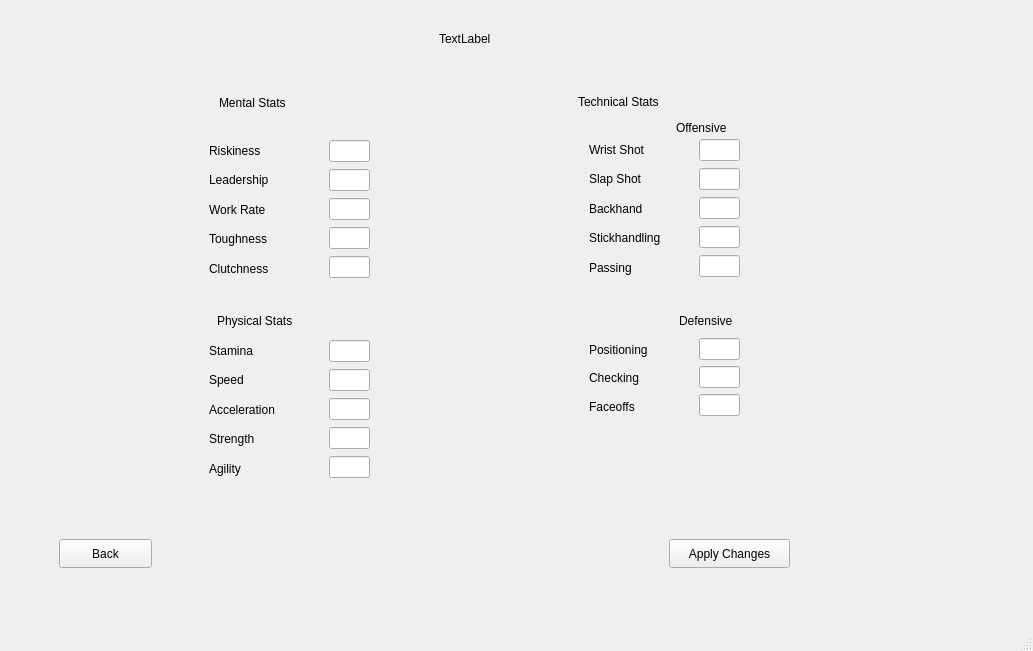
This is mainwindow.ui in msiu7/Hockey-Simulation-Engine as Qt 5 draws it before an edit. The edited form follows.
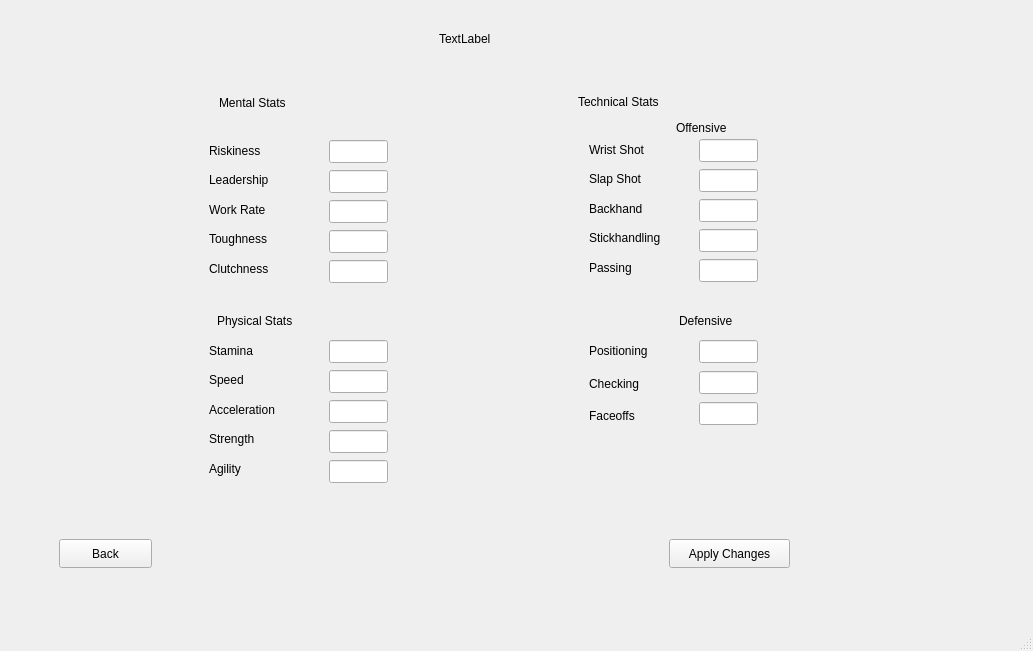
This is the edited form. The open tabs and pages were chosen to show the change.

What changed in the file:
```diff
--- a/mainwindow.ui
+++ b/mainwindow.ui
@@ -601,7 +601,7 @@
             <x>10</x>
             <y>220</y>
             <width>91</width>
-            <height>80</height>
+            <height>91</height>
            </rect>
           </property>
           <layout class="QVBoxLayout" name="verticalLayout_8">
@@ -633,25 +633,90 @@
            <rect>
             <x>120</x>
             <y>20</y>
-            <width>41</width>
-            <height>141</height>
+            <width>63</width>
+            <height>145</height>
            </rect>
           </property>
           <layout class="QVBoxLayout" name="verticalLayout_9">
            <item>
-            <widget class="QLineEdit" name="wristShotEdit"/>
+            <widget class="QLineEdit" name="wristShotEdit">
+             <property name="minimumSize">
+              <size>
+               <width>59</width>
+               <height>23</height>
+              </size>
+             </property>
+             <property name="maximumSize">
+              <size>
+               <width>59</width>
+               <height>23</height>
+              </size>
+             </property>
+            </widget>
            </item>
            <item>
-            <widget class="QLineEdit" name="slapShotEdit"/>
+            <widget class="QLineEdit" name="slapShotEdit">
+             <property name="minimumSize">
+              <size>
+               <width>59</width>
+               <height>23</height>
+              </size>
+             </property>
+             <property name="maximumSize">
+              <size>
+               <width>59</width>
+               <height>23</height>
+              </size>
+             </property>
+            </widget>
            </item>
            <item>
-            <widget class="QLineEdit" name="backhandEdit"/>
+            <widget class="QLineEdit" name="backhandEdit">
+             <property name="minimumSize">
+              <size>
+               <width>59</width>
+               <height>23</height>
+              </size>
+             </property>
+             <property name="maximumSize">
+              <size>
+               <width>59</width>
+               <height>23</height>
+              </size>
+             </property>
+            </widget>
            </item>
            <item>
-            <widget class="QLineEdit" name="stickhandlingEdit"/>
+            <widget class="QLineEdit" name="stickhandlingEdit">
+             <property name="minimumSize">
+              <size>
+               <width>59</width>
+               <height>23</height>
+              </size>
+             </property>
+             <property name="maximumSize">
+              <size>
+               <width>59</width>
+               <height>23</height>
+              </size>
+             </property>
+            </widget>
            </item>
            <item>
-            <widget class="QLineEdit" name="passingEdit"/>
+            <widget class="QLineEdit" name="passingEdit">
+             <property name="minimumSize">
+              <size>
+               <width>59</width>
+               <height>23</height>
+              </size>
+             </property>
+             <property name="maximumSize">
+              <size>
+               <width>59</width>
+               <height>23</height>
+              </size>
+             </property>
+            </widget>
            </item>
           </layout>
          </widget>
@@ -660,19 +725,58 @@
            <rect>
             <x>120</x>
             <y>220</y>
-            <width>41</width>
-            <height>81</height>
+            <width>63</width>
+            <height>91</height>
            </rect>
           </property>
           <layout class="QVBoxLayout" name="verticalLayout_10">
            <item>
-            <widget class="QLineEdit" name="dPositioningEdit"/>
+            <widget class="QLineEdit" name="dPositioningEdit">
+             <property name="minimumSize">
+              <size>
+               <width>59</width>
+               <height>23</height>
+              </size>
+             </property>
+             <property name="maximumSize">
+              <size>
+               <width>59</width>
+               <height>23</height>
+              </size>
+             </property>
+            </widget>
            </item>
            <item>
-            <widget class="QLineEdit" name="checkingEdit"/>
+            <widget class="QLineEdit" name="checkingEdit">
+             <property name="minimumSize">
+              <size>
+               <width>59</width>
+               <height>23</height>
+              </size>
+             </property>
+             <property name="maximumSize">
+              <size>
+               <width>59</width>
+               <height>23</height>
+              </size>
+             </property>
+            </widget>
            </item>
            <item>
-            <widget class="QLineEdit" name="faceoffsEdit"/>
+            <widget class="QLineEdit" name="faceoffsEdit">
+             <property name="minimumSize">
+              <size>
+               <width>59</width>
+               <height>23</height>
+              </size>
+             </property>
+             <property name="maximumSize">
+              <size>
+               <width>59</width>
+               <height>23</height>
+              </size>
+             </property>
+            </widget>
            </item>
           </layout>
          </widget>
@@ -848,25 +952,90 @@
          <rect>
           <x>320</x>
           <y>330</y>
-          <width>41</width>
-          <height>141</height>
+          <width>63</width>
+          <height>145</height>
          </rect>
         </property>
         <layout class="QVBoxLayout" name="verticalLayout_2">
          <item>
-          <widget class="QLineEdit" name="staminaEdit"/>
+          <widget class="QLineEdit" name="staminaEdit">
+           <property name="minimumSize">
+            <size>
+             <width>59</width>
+             <height>23</height>
+            </size>
+           </property>
+           <property name="maximumSize">
+            <size>
+             <width>59</width>
+             <height>23</height>
+            </size>
+           </property>
+          </widget>
          </item>
          <item>
-          <widget class="QLineEdit" name="speedEdit"/>
+          <widget class="QLineEdit" name="speedEdit">
+           <property name="minimumSize">
+            <size>
+             <width>59</width>
+             <height>23</height>
+            </size>
+           </property>
+           <property name="maximumSize">
+            <size>
+             <width>59</width>
+             <height>23</height>
+            </size>
+           </property>
+          </widget>
          </item>
          <item>
-          <widget class="QLineEdit" name="accelerationEdit"/>
+          <widget class="QLineEdit" name="accelerationEdit">
+           <property name="minimumSize">
+            <size>
+             <width>59</width>
+             <height>23</height>
+            </size>
+           </property>
+           <property name="maximumSize">
+            <size>
+             <width>59</width>
+             <height>23</height>
+            </size>
+           </property>
+          </widget>
          </item>
          <item>
-          <widget class="QLineEdit" name="strengthEdit"/>
+          <widget class="QLineEdit" name="strengthEdit">
+           <property name="minimumSize">
+            <size>
+             <width>59</width>
+             <height>23</height>
+            </size>
+           </property>
+           <property name="maximumSize">
+            <size>
+             <width>59</width>
+             <height>23</height>
+            </size>
+           </property>
+          </widget>
          </item>
          <item>
-          <widget class="QLineEdit" name="agilityEdit"/>
+          <widget class="QLineEdit" name="agilityEdit">
+           <property name="minimumSize">
+            <size>
+             <width>59</width>
+             <height>23</height>
+            </size>
+           </property>
+           <property name="maximumSize">
+            <size>
+             <width>59</width>
+             <height>23</height>
+            </size>
+           </property>
+          </widget>
          </item>
         </layout>
        </widget>
@@ -922,8 +1091,8 @@
          <rect>
           <x>320</x>
           <y>130</y>
-          <width>41</width>
-          <height>141</height>
+          <width>63</width>
+          <height>145</height>
          </rect>
         </property>
         <layout class="QVBoxLayout" name="verticalLayout_6">
@@ -935,19 +1104,83 @@
            <property name="enabled">
             <bool>true</bool>
            </property>
+           <property name="minimumSize">
+            <size>
+             <width>59</width>
+             <height>23</height>
+            </size>
+           </property>
+           <property name="maximumSize">
+            <size>
+             <width>59</width>
+             <height>23</height>
+            </size>
+           </property>
           </widget>
          </item>
          <item>
-          <widget class="QLineEdit" name="leadershipEdit"/>
+          <widget class="QLineEdit" name="leadershipEdit">
+           <property name="minimumSize">
+            <size>
+             <width>59</width>
+             <height>23</height>
+            </size>
+           </property>
+           <property name="maximumSize">
+            <size>
+             <width>59</width>
+             <height>23</height>
+            </size>
+           </property>
+          </widget>
          </item>
          <item>
-          <widget class="QLineEdit" name="workRateEdit"/>
+          <widget class="QLineEdit" name="workRateEdit">
+           <property name="minimumSize">
+            <size>
+             <width>59</width>
+             <height>23</height>
+            </size>
+           </property>
+           <property name="maximumSize">
+            <size>
+             <width>59</width>
+             <height>23</height>
+            </size>
+           </property>
+          </widget>
          </item>
          <item>
-          <widget class="QLineEdit" name="toughnessEdit"/>
+          <widget class="QLineEdit" name="toughnessEdit">
+           <property name="minimumSize">
+            <size>
+             <width>59</width>
+             <height>23</height>
+            </size>
+           </property>
+           <property name="maximumSize">
+            <size>
+             <width>59</width>
+             <height>23</height>
+            </size>
+           </property>
+          </widget>
          </item>
          <item>
-          <widget class="QLineEdit" name="clutchnessEdit"/>
+          <widget class="QLineEdit" name="clutchnessEdit">
+           <property name="minimumSize">
+            <size>
+             <width>59</width>
+             <height>23</height>
+            </size>
+           </property>
+           <property name="maximumSize">
+            <size>
+             <width>59</width>
+             <height>23</height>
+            </size>
+           </property>
+          </widget>
          </item>
         </layout>
        </widget>
```
Left out of the diff: 118 changed lines with no effect on the pictures.
